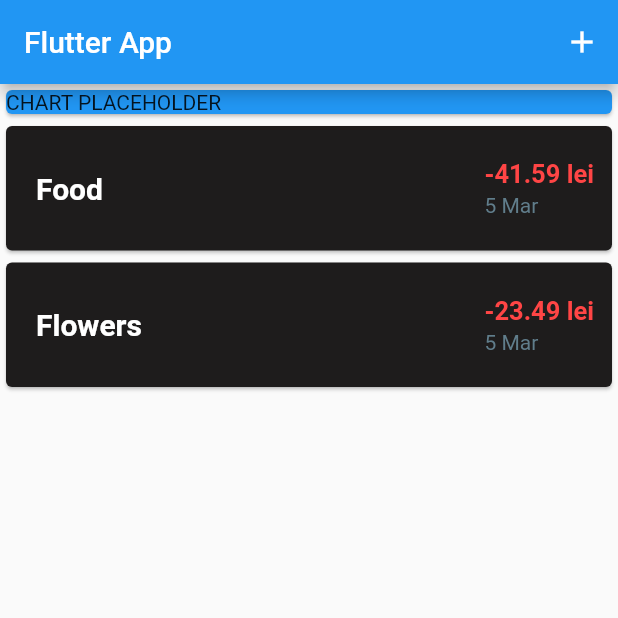
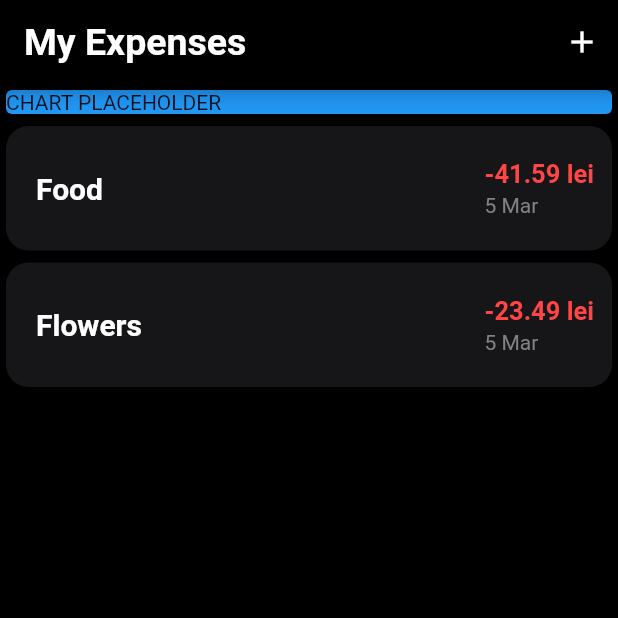
Before and after one commit to snichita817/personal-expenses-app, a Flutter app: the screen it shows after launch, on a phone screen of 412 x 824 dp, the top half of it. Run offline on Flutter 3.47's test engine with Material 2 defaults, Android fonts, the phone set to English and light mode, and no system bars.

Commit message:
implemented new theme

```diff
--- a/lib/main.dart
+++ b/lib/main.dart
@@ -8,7 +8,22 @@ class MyApp extends StatelessWidget {
   @override
   Widget build(BuildContext context) {
     return MaterialApp(
-      title: 'Flutter App',
+
+      title: 'My Expenses',
+      theme: ThemeData(
+        fontFamily: 'Roboto',
+        appBarTheme: AppBarTheme(
+          titleTextStyle: TextStyle(
+            fontSize: 25,
+            fontWeight: FontWeight.bold
+          )
+        ),
+      //  bottomSheetTheme: BottomSheetThemeData(backgroundColor: const Color.fromRGBO(22, 22, 24, 1)),
+        colorScheme: ColorScheme.fromSwatch().copyWith(
+          primary: const Color.fromRGBO(0, 0, 0, 1),
+          secondary: const Color.fromRGBO(22, 22, 24, 1),
+        ),
+      ),
       home: MyHomePage(),
     );
   }
@@ -63,8 +78,9 @@ class _MyHomePageState extends State<MyHomePage> {
   @override
   Widget build(BuildContext context) {
     return Scaffold(
+      backgroundColor: Theme.of(context).colorScheme.primary,
       appBar: AppBar(
-        title: Text('Flutter App'),
+        title: Text('My Expenses'),
         actions: <Widget>[IconButton(onPressed: () => _addNewTransactionMenu(context), icon: Icon(Icons.add))],
       ),
       body: SingleChildScrollView(
--- a/lib/widgets/transaction_history.dart
+++ b/lib/widgets/transaction_history.dart
@@ -18,7 +18,10 @@ class TransactionHisotry extends StatelessWidget {
       child: ListView.builder(
         itemBuilder: (context, index) {
           return Card(
-            color: Color.fromRGBO(30, 28, 28, 1),
+            shape: RoundedRectangleBorder(
+              borderRadius: BorderRadius.circular(15.0),
+            ),
+            color: Theme.of(context).colorScheme.secondary,
             child: Row(
               children: <Widget>[
                 Container(
@@ -63,7 +66,7 @@ class TransactionHisotry extends StatelessWidget {
                         width: 85,
                         child: Text(
                           dayMonthFormat.format(transactions[index].dateOfTransaction),
-                          style: const TextStyle(color: Colors.blueGrey),
+                          style: const TextStyle(color: Color.fromRGBO(129, 129, 129, 1)),
                         ),
                       ),
                     ],
```
Also changed, not shown: pubspec.yaml (+8 -6 lines), assets/fonts/LICENSE.txt (added), assets/fonts/Roboto-Bold.ttf (added), assets/fonts/Roboto-Medium.ttf (added), assets/fonts/Roboto-Regular.ttf (added).
